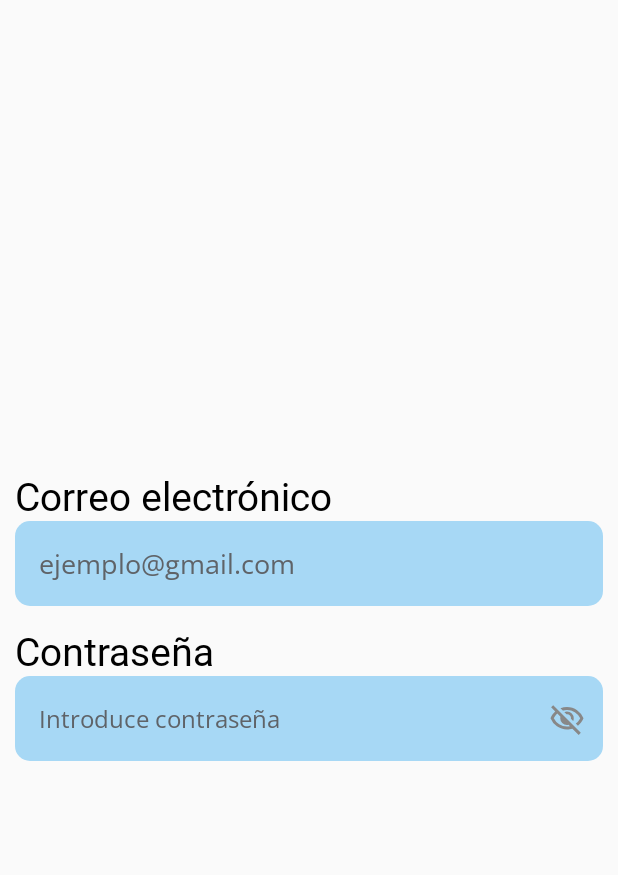
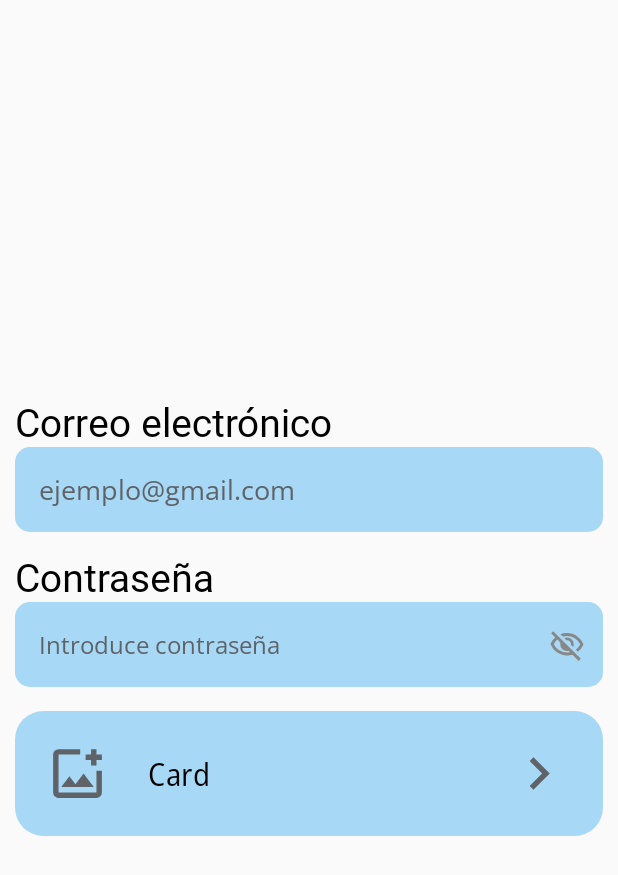
Before and after one commit to AlvaroDeMiguel/PTD-app, an Android app built with Jetpack Compose: the screen it shows after launch (MainActivity), on a phone screen of 412 x 824 dp. Shown: the top 875 px of the screen. Run offline under Robolectric (Android 15) with nearby library versions, the phone set to English and light mode, and no system bars; Roboto replaces fonts that are not available here.

Commit message:
Commit - Card con iconos creado

```diff
--- a/app/src/main/java/com/example/ptdapp/MainActivity.kt
+++ b/app/src/main/java/com/example/ptdapp/MainActivity.kt
@@ -24,6 +24,7 @@ import androidx.compose.ui.text.font.FontFamily
 import androidx.compose.ui.text.font.FontWeight
 import androidx.compose.ui.tooling.preview.Preview
 import androidx.compose.ui.unit.dp
+import com.example.ptdapp.ui.components.CustomCardInicio
 import com.example.ptdapp.ui.components.CustomTextField
 import com.example.ptdapp.ui.components.CustomTextFieldPassword
 import com.example.ptdapp.ui.theme.PTDAppTheme
@@ -51,6 +52,8 @@ fun CenteredTextFields() {
         CustomTextField(label = "Correo electrónico", placeholder = "ejemplo@gmail.com")
         Spacer(modifier = Modifier.height(16.dp))
         CustomTextFieldPassword(label = "Contraseña",placeholder = "Introduce contraseña")
+        Spacer(modifier = Modifier.height(16.dp))
+        CustomCardInicio(text = "Card")
     }
 }
 
--- a/app/src/main/java/com/example/ptdapp/ui/components/Cards.kt
+++ b/app/src/main/java/com/example/ptdapp/ui/components/Cards.kt
@@ -1 +1,91 @@
 package com.example.ptdapp.ui.components
+
+import android.graphics.Typeface
+import androidx.compose.foundation.clickable
+import androidx.compose.foundation.layout.*
+import androidx.compose.foundation.shape.RoundedCornerShape
+import androidx.compose.material3.*
+import androidx.compose.runtime.Composable
+import androidx.compose.ui.Alignment
+import androidx.compose.ui.Modifier
+import androidx.compose.ui.graphics.Color
+import androidx.compose.ui.res.painterResource
+import androidx.compose.ui.text.font.FontFamily
+import androidx.compose.ui.text.font.FontWeight
+import androidx.compose.ui.text.style.TextAlign
+import androidx.compose.ui.unit.dp
+import androidx.compose.ui.unit.sp
+import androidx.compose.ui.tooling.preview.Preview
+import androidx.compose.foundation.Image
+import androidx.compose.ui.graphics.vector.ImageVector
+import androidx.compose.ui.res.vectorResource
+import com.example.ptdapp.R
+import com.example.ptdapp.ui.theme.OpenSansNormal
+import com.example.ptdapp.ui.theme.OpenSansSemiCondensed
+
+val IconColor = Color(0xFF5F6368) // #5f6368
+
+
+@OptIn(ExperimentalMaterial3Api::class)
+@Composable
+fun CustomCardInicio(
+    text: String,
+    modifier: Modifier = Modifier
+) {
+    Card(
+        shape = RoundedCornerShape(19.dp),
+        colors = CardDefaults.cardColors(containerColor = Color(0xFFA7D8F5)), // Color de fondo
+        modifier = modifier
+            .fillMaxWidth()
+            .clickable { /* Acción vacía */ }
+    ) {
+        Row(
+            modifier = Modifier
+                .fillMaxWidth()
+                .padding(20.dp),
+            verticalAlignment = Alignment.CenterVertically,
+            horizontalArrangement = Arrangement.Start // Alinea los elementos a la izquierda
+        ) {
+            // Ícono a la izquierda
+            Icon(
+                imageVector = ImageVector.vectorResource(id = R.drawable.add_photo),
+                contentDescription = "Ícono personalizado",
+                modifier = Modifier.size(43.dp),
+                tint = IconColor
+            )
+
+            // Espaciado entre el ícono y el texto
+            Spacer(modifier = Modifier.width(25.dp))
+
+            // Texto más cerca del icono
+            Text(
+                text = text,
+                fontSize = 21.sp,
+                fontFamily = OpenSansSemiCondensed,
+                color = Color.Black,
+                textAlign = TextAlign.Start
+            )
+
+            Spacer(modifier = Modifier.weight(1f)) // Empuja el icono de la derecha
+
+            // Ícono a la derecha
+            Icon(
+                imageVector = ImageVector.vectorResource(id = R.drawable.chevron_right),
+                contentDescription = "Flecha derecha",
+                modifier = Modifier.size(43.dp),
+                tint = IconColor
+            )
+        }
+    }
+}
+
+
+
+
+@Preview(showBackground = true)
+@Composable
+fun PreviewCustomCardWithIcons() {
+    CustomCardInicio(
+        text = "Ejemplo de Card",
+    )
+}
```
Also changed, not shown: app/src/main/java/com/example/ptdapp/ui/components/TextFields.kt (+0 -7 lines), 14 other files.
